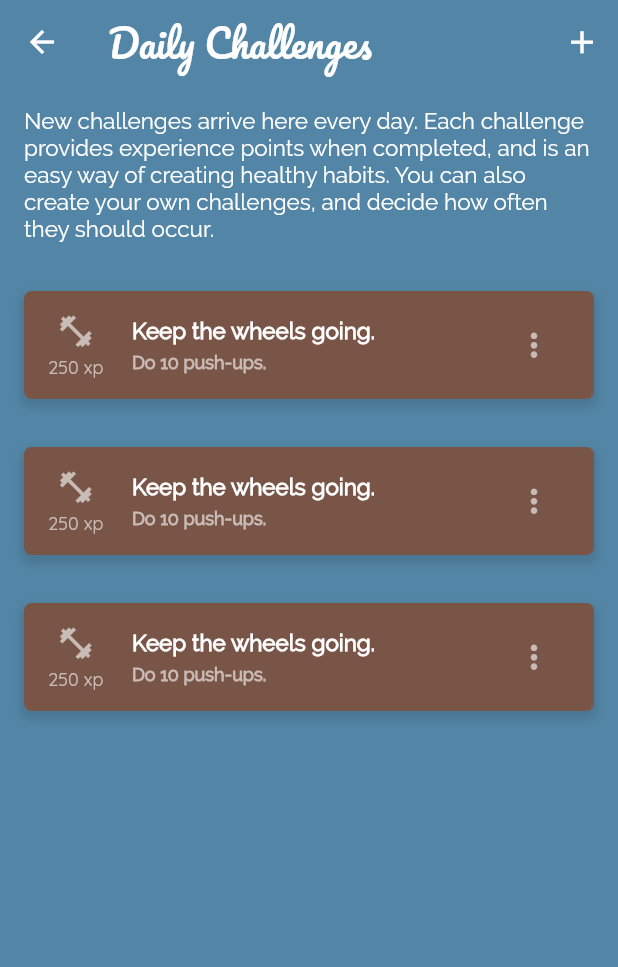
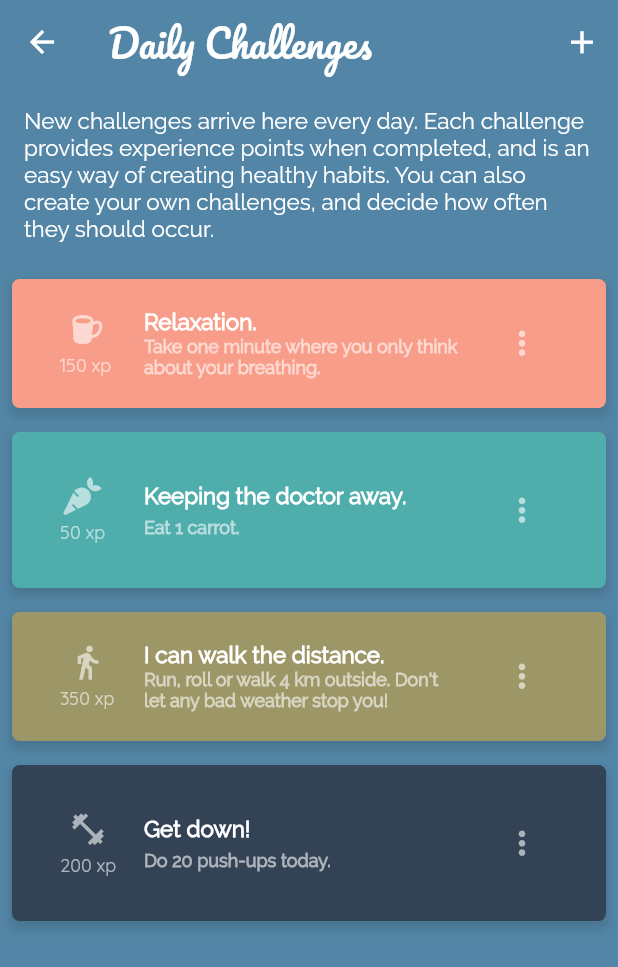
Before and after one commit to gullskatten/meowday, a Flutter app: the screen it shows after launch, after a tap on "New challenges available!", on a phone screen of 412 x 824 dp. Shown: the top 967 px of the screen. Run offline on Flutter 3.47's test engine with Material 2 defaults, Android fonts, the phone set to English and light mode, and no system bars; our stand-ins replace animated_text_kit; missing offline and left inert: calendar_strip.

```diff
--- a/lib/components/button/OpaqueIconButton.dart
+++ b/lib/components/button/OpaqueIconButton.dart
@@ -39,7 +39,7 @@ class OpaqueIconButton extends StatelessWidget {
           ,
         ],
       ),
-      onPressed: () {},
+      onPressed: onPressed,
       textColor: Colors.white,
       color: Colors.white10,
       shape: OutlineInputBorder(
--- a/lib/components/challenges/ChallengeItem.dart
+++ b/lib/components/challenges/ChallengeItem.dart
@@ -1,6 +1,7 @@
 import 'package:app/components/text/StyledText.dart';
 import 'package:app/constants/spacing/spacing.dart';
 import 'package:app/constants/text/text_styles.dart';
+import 'package:app/models/challenge/Challenge.dart';
 import 'package:app/models/text/FontFamily.dart';
 import 'package:app/models/text/TextColor.dart';
 import 'package:app/models/text/TextSize.dart';
@@ -19,27 +20,31 @@ class ChallengeItem extends StatelessWidget {
       this.onTap,
       @required this.item})
       : assert(animation != null),
-        assert(item != null && item >= 0),
+        assert(item != null),
         super(key: key);
 
   final Animation<double> animation;
   final VoidCallback onTap;
-  final int item;
+  final Challenge item;
 
   @override
   Widget build(BuildContext context) {
+
+    print(item.color);
+
     return SlideTransition(
       position: animation.drive(
           Tween(begin: Offset(2, 0.0), end: Offset(0, 0))
               .chain(CurveTween(curve: Curves.easeInOut))),
       child: Container(
-        padding: EdgeInsets.all(kSpacingNormal),
+        padding: EdgeInsets.all(kSpacingSmall),
         child: Column(
           crossAxisAlignment: CrossAxisAlignment.start,
           children: <Widget>[
             Container(
+              padding: EdgeInsets.all(kSpacingNormal),
               decoration: BoxDecoration(
-                  color: Colors.brown,
+                  color: item.color,
                   borderRadius: BorderRadius.all(Radius.circular(5.0)),
                   boxShadow: [
                     BoxShadow(
@@ -71,7 +76,7 @@ class ChallengeItem extends StatelessWidget {
                   crossAxisAlignment: CrossAxisAlignment.center,
                   children: <Widget>[
                     Icon(
-                      Icons.fitness_center,
+                      item.icon,
                       size: kSubtitleNormal,
                       color: Colors.white60,
                     ),
@@ -79,7 +84,7 @@ class ChallengeItem extends StatelessWidget {
                       height: kSpacingTiny,
                     ),
                     StyledText(
-                      '250 xp',
+                      '${item.experiencePoints} xp',
                       size: TextSize.smaller,
                       color: TextColor.primary60,
                       fontFamily: FontFamily.title,
@@ -87,11 +92,11 @@ class ChallengeItem extends StatelessWidget {
                   ],
                 ),
                 title: StyledText(
-                  'Keep the wheels going.',
+                  item.title,
                   fontWeight: FontWeight.bold,
                 ),
                 subtitle: StyledText(
-                  'Do 10 push-ups.',
+                  item.description,
                   fontWeight: FontWeight.bold,
                   size: TextSize.smaller,
                   color: TextColor.primary60,
--- a/lib/components/challenges/ChallengesList.dart
+++ b/lib/components/challenges/ChallengesList.dart
@@ -1,5 +1,8 @@
 import 'package:app/components/challenges/ChallengeItem.dart';
 import 'package:app/components/list/ListHandler.dart';
+import 'package:app/constants/colors/boxes.dart';
+import 'package:app/models/challenge/Challenge.dart';
+import 'package:app/utils/custom_icons_icons.dart';
 import 'package:flutter/material.dart';
 
 class ChallengesList extends StatefulWidget {
@@ -10,14 +13,43 @@ class ChallengesList extends StatefulWidget {
 class _ChallengesListState extends State<ChallengesList> {
 
   final GlobalKey<AnimatedListState> _listKey = GlobalKey<AnimatedListState>();
-  ListHandler<int> _list;
+  ListHandler<Challenge> _list;
 
   @override
   void initState() {
     super.initState();
-    _list = ListHandler<int>(
+    _list = ListHandler<Challenge>(
       listKey: _listKey,
-      initialItems: <int>[0, 1, 2],
+      initialItems: <Challenge>[
+        Challenge(
+          title: 'Relaxation.',
+          description: 'Take one minute where you only think about your breathing.',
+          icon: CustomIcons.coffee_mug,
+          color: peach,
+          experiencePoints: 150,
+        ),
+        Challenge(
+          title: 'Keeping the doctor away.',
+          description: 'Eat 1 carrot.',
+          icon: CustomIcons.carrot,
+          color: teal,
+          experiencePoints: 50,
+        ),
+        Challenge(
+          title: 'I can walk the distance.',
+          description: "Run, roll or walk 4 km outside. Don't let any bad weather stop you!",
+          icon: Icons.directions_walk,
+          color: green,
+          experiencePoints: 350,
+        ),
+        Challenge(
+          title: 'Get down!',
+          description: "Do 20 push-ups today.",
+          icon: Icons.fitness_center,
+          color: asphalt,
+          experiencePoints: 200,
+        ),
+      ],
       removedItemBuilder: _buildRemovedItem,
     );
   }
@@ -41,17 +73,17 @@ class _ChallengesListState extends State<ChallengesList> {
   // [AnimatedListState.removeItem] method's
   // [AnimatedListRemovedItemBuilder] parameter.
   Widget _buildRemovedItem(
-      int item, BuildContext context, Animation<double> animation) {
+      Challenge removedChallenge, BuildContext context, Animation<double> animation) {
     return ChallengeItem(
       animation: animation,
-      item: item,
+      item: removedChallenge,
       // No gesture detector here: we don't want removed items to be interactive.
     );
   }
 
   // Insert the "next item" into the list model.
-  void _insert() {
-    _list.insert(_list.length, _list.length);
+  void _insert(Challenge challenge) {
+    _list.insert(0, challenge);
   }
 
   // Remove the selected item from the list model.
--- /dev/null
+++ b/lib/models/challenge/Challenge.dart
@@ -0,0 +1,17 @@
+import 'package:flutter/material.dart';
+
+class Challenge {
+  String title;
+  String description;
+  IconData icon;
+  int experiencePoints;
+  Color color;
+
+  Challenge({
+    @required this.title,
+    this.description = '',
+    @required this.icon,
+    @required this.experiencePoints,
+    this.color = Colors.brown,
+  });
+}
--- a/lib/screens/ChallengesScreen.dart
+++ b/lib/screens/ChallengesScreen.dart
@@ -8,12 +8,8 @@ import 'package:app/models/text/FontFamily.dart';
 import 'package:app/models/text/TextType.dart';
 import 'package:flutter/material.dart';
 
-class ChallengesScreen extends StatefulWidget {
-  @override
-  _ChallengesScreenState createState() => _ChallengesScreenState();
-}
+class ChallengesScreen extends StatelessWidget {
 
-class _ChallengesScreenState extends State<ChallengesScreen> {
   @override
   Widget build(BuildContext context) {
     return Scaffold(
--- a/lib/utils/custom_icons_icons.dart
+++ b/lib/utils/custom_icons_icons.dart
@@ -16,6 +16,10 @@
 ///         Author:    P.J. Onori
 ///         License:   SIL (http://scripts.sil.org/OFL)
 ///         Homepage:  http://somerandomdude.com/work/iconic/
+/// * RPG Awesome, Copyright (c) 2014, Daniela Howe
+///         Author:    Daniela Howe & Ivan Montiel
+///         License:   SIL (http://scripts.sil.org/OFL)
+///         Homepage:  http://nagoshiashumari.github.io/Rpg-Awesome/
 /// * Font Awesome 5, Copyright (C) 2016 by Dave Gandy
 ///         Author:    Dave Gandy
 ///         License:   SIL (https://github.com/FortAwesome/Font-Awesome/blob/master/LICENSE.txt)
@@ -30,5 +34,13 @@ class CustomIcons {
   static const _kFontPkg = null;
 
   static const IconData award_empty = IconData(0xe800, fontFamily: _kFontFam, fontPackage: _kFontPkg);
+  static const IconData beer = IconData(0xe92a, fontFamily: _kFontFam, fontPackage: _kFontPkg);
+  static const IconData cat = IconData(0xe95f, fontFamily: _kFontFam, fontPackage: _kFontPkg);
+  static const IconData coffee_mug = IconData(0xe96e, fontFamily: _kFontFam, fontPackage: _kFontPkg);
+  static const IconData scroll_unfurled = IconData(0xea8f, fontFamily: _kFontFam, fontPackage: _kFontPkg);
+  static const IconData seagull = IconData(0xea92, fontFamily: _kFontFam, fontPackage: _kFontPkg);
+  static const IconData super_mushroom = IconData(0xeabf, fontFamily: _kFontFam, fontPackage: _kFontPkg);
+  static const IconData tentacle = IconData(0xeac8, fontFamily: _kFontFam, fontPackage: _kFontPkg);
   static const IconData trophy = IconData(0xf091, fontFamily: _kFontFam, fontPackage: _kFontPkg);
+  static const IconData carrot = IconData(0xf787, fontFamily: _kFontFam, fontPackage: _kFontPkg);
 }
--- a/lib/views/DailyActionsNavigator.dart
+++ b/lib/views/DailyActionsNavigator.dart
@@ -1,6 +1,8 @@
+import 'package:animations/animations.dart';
 import 'package:app/components/button/OpaqueIconButton.dart';
 import 'package:app/constants/colors/boxes.dart';
 import 'package:app/constants/spacing/spacing.dart';
+import 'package:app/screens/MoodScreen.dart';
 import 'package:flutter/material.dart';
 
 class DailyActionsNavigator extends StatelessWidget {
@@ -15,12 +17,26 @@ class DailyActionsNavigator extends StatelessWidget {
         padding: EdgeInsets.all(kSpacingSmall),
         scrollDirection: Axis.horizontal,
         children: <Widget>[
-          OpaqueIconButton(
-              label: 'Mood',
-              icon: Icons.mood,
-              onPressed: () {
-                print('pressed!');
-              }
+          OpenContainer<bool>(
+            transitionType: ContainerTransitionType.fade,
+            openBuilder: (BuildContext context, VoidCallback _) {
+              return MoodScreen();
+            },
+            tappable: false,
+            closedColor: peach,
+            openColor: peach,
+            closedElevation: 0.0,
+            openElevation: 0.0,
+            transitionDuration: Duration(milliseconds: 400),
+            closedBuilder: (BuildContext _, VoidCallback openContainer) {
+              return OpaqueIconButton(
+                  label: 'Mood',
+                  icon: Icons.mood,
+                  onPressed: (){
+                    openContainer();
+                  }
+              );
+            },
           ),
           SizedBox(width: 15.0,),
           OpaqueIconButton(
```
Also changed, not shown: lib/components/mood/MoodFace.dart (added, +37 -0 lines), lib/screens/MoodScreen.dart (added, +26 -0 lines), lib/views/MoodSelect.dart (added, +77 -0 lines), fonts/CustomIcons.ttf.
